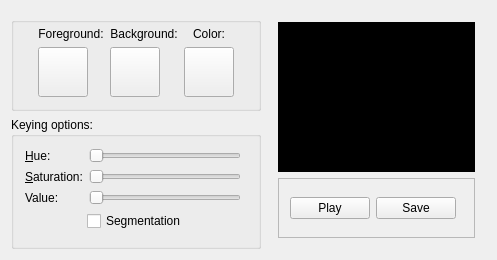
This is mainwidget.ui in k8/ChromaKey as Qt 5 draws it before an edit. The edited form follows.
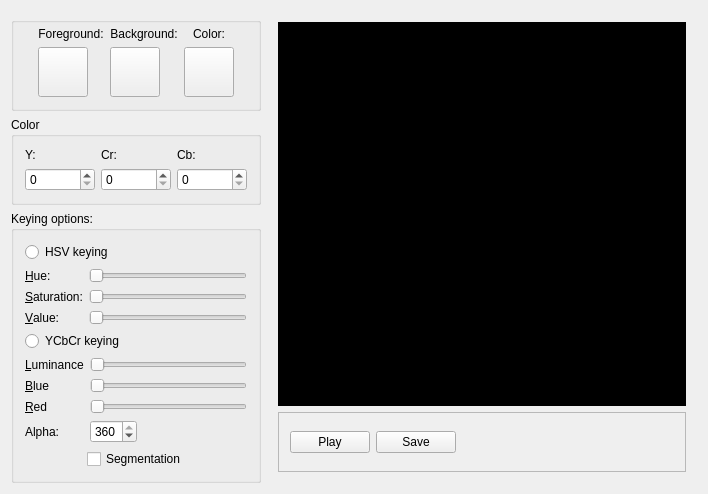
This is the edited form. Custom widgets are drawn as their Qt base class.

Patch:
```diff
--- a/mainwidget.ui
+++ b/mainwidget.ui
@@ -6,8 +6,8 @@
    <rect>
     <x>0</x>
     <y>0</y>
-    <width>497</width>
-    <height>260</height>
+    <width>708</width>
+    <height>482</height>
    </rect>
   </property>
   <property name="sizePolicy">
@@ -180,6 +180,57 @@
         </layout>
        </widget>
       </item>
+      <item>
+       <widget class="QGroupBox" name="groupBox_2">
+        <property name="title">
+         <string>Color</string>
+        </property>
+        <layout class="QGridLayout" name="gridLayout">
+         <item row="1" column="0">
+          <widget class="QSpinBox" name="ySpinBox">
+           <property name="maximum">
+            <number>255</number>
+           </property>
+          </widget>
+         </item>
+         <item row="1" column="1">
+          <widget class="QSpinBox" name="cRSpinBox">
+           <property name="maximum">
+            <number>255</number>
+           </property>
+          </widget>
+         </item>
+         <item row="1" column="2">
+          <widget class="QSpinBox" name="cBSpinBox">
+           <property name="maximum">
+            <number>255</number>
+           </property>
+          </widget>
+         </item>
+         <item row="0" column="0">
+          <widget class="QLabel" name="label_2">
+           <property name="text">
+            <string>Y:</string>
+           </property>
+          </widget>
+         </item>
+         <item row="0" column="1">
+          <widget class="QLabel" name="label_3">
+           <property name="text">
+            <string>Cr:</string>
+           </property>
+          </widget>
+         </item>
+         <item row="0" column="2">
+          <widget class="QLabel" name="label_4">
+           <property name="text">
+            <string>Cb:</string>
+           </property>
+          </widget>
+         </item>
+        </layout>
+       </widget>
+      </item>
       <item>
        <widget class="QGroupBox" name="groupBox">
         <property name="sizePolicy">
@@ -197,8 +248,15 @@
         <property name="checkable">
          <bool>false</bool>
         </property>
-        <layout class="QGridLayout" name="gridLayout">
-         <item row="0" column="0">
+        <layout class="QVBoxLayout" name="verticalLayout">
+         <item>
+          <widget class="QRadioButton" name="hsvButton">
+           <property name="text">
+            <string>HSV keying</string>
+           </property>
+          </widget>
+         </item>
+         <item>
           <layout class="QFormLayout" name="formLayout">
            <property name="fieldGrowthPolicy">
             <enum>QFormLayout::ExpandingFieldsGrow</enum>
@@ -236,7 +294,10 @@
            <item row="2" column="0">
             <widget class="QLabel" name="valueLabel">
              <property name="text">
-              <string>Value:</string>
+              <string>&amp;Value:</string>
+             </property>
+             <property name="buddy">
+              <cstring>valueSlider</cstring>
              </property>
             </widget>
            </item>
@@ -262,7 +323,98 @@
            </item>
           </layout>
          </item>
-         <item row="1" column="0" colspan="2">
+         <item>
+          <widget class="QRadioButton" name="ycbcrButton">
+           <property name="text">
+            <string>YCbCr keying</string>
+           </property>
+          </widget>
+         </item>
+         <item>
+          <layout class="QFormLayout" name="formLayout_2">
+           <property name="fieldGrowthPolicy">
+            <enum>QFormLayout::ExpandingFieldsGrow</enum>
+           </property>
+           <item row="0" column="0">
+            <widget class="QLabel" name="luminanceLabel">
+             <property name="text">
+              <string>&amp;Luminance</string>
+             </property>
+             <property name="buddy">
+              <cstring>luminanceSlider</cstring>
+             </property>
+            </widget>
+           </item>
+           <item row="1" column="0">
+            <widget class="QLabel" name="blueLabel">
+             <property name="text">
+              <string>&amp;Blue</string>
+             </property>
+             <property name="buddy">
+              <cstring>blueSlider</cstring>
+             </property>
+            </widget>
+           </item>
+           <item row="1" column="1">
+            <widget class="QSlider" name="blueSlider">
+             <property name="maximum">
+              <number>255</number>
+             </property>
+             <property name="orientation">
+              <enum>Qt::Horizontal</enum>
+             </property>
+            </widget>
+           </item>
+           <item row="2" column="0">
+            <widget class="QLabel" name="redLabel">
+             <property name="text">
+              <string>&amp;Red</string>
+             </property>
+             <property name="buddy">
+              <cstring>redSlider</cstring>
+             </property>
+            </widget>
+           </item>
+           <item row="2" column="1">
+            <widget class="QSlider" name="redSlider">
+             <property name="maximum">
+              <number>255</number>
+             </property>
+             <property name="orientation">
+              <enum>Qt::Horizontal</enum>
+             </property>
+            </widget>
+           </item>
+           <item row="0" column="1">
+            <widget class="QSlider" name="luminanceSlider">
+             <property name="maximum">
+              <number>360</number>
+             </property>
+             <property name="orientation">
+              <enum>Qt::Horizontal</enum>
+             </property>
+            </widget>
+           </item>
+           <item row="3" column="0">
+            <widget class="QLabel" name="label_5">
+             <property name="text">
+              <string>Alpha:</string>
+             </property>
+            </widget>
+           </item>
+           <item row="3" column="1">
+            <widget class="QSpinBox" name="alphaSpinBox">
+             <property name="maximum">
+              <number>360</number>
+             </property>
+             <property name="value">
+              <number>360</number>
+             </property>
+            </widget>
+           </item>
+          </layout>
+         </item>
+         <item>
           <layout class="QHBoxLayout" name="horizontalLayout">
            <item>
             <spacer name="horizontalSpacer_2">
@@ -299,7 +451,7 @@
            </item>
           </layout>
          </item>
-         <item row="2" column="0">
+         <item>
           <spacer name="verticalSpacer">
            <property name="orientation">
             <enum>Qt::Vertical</enum>
```
